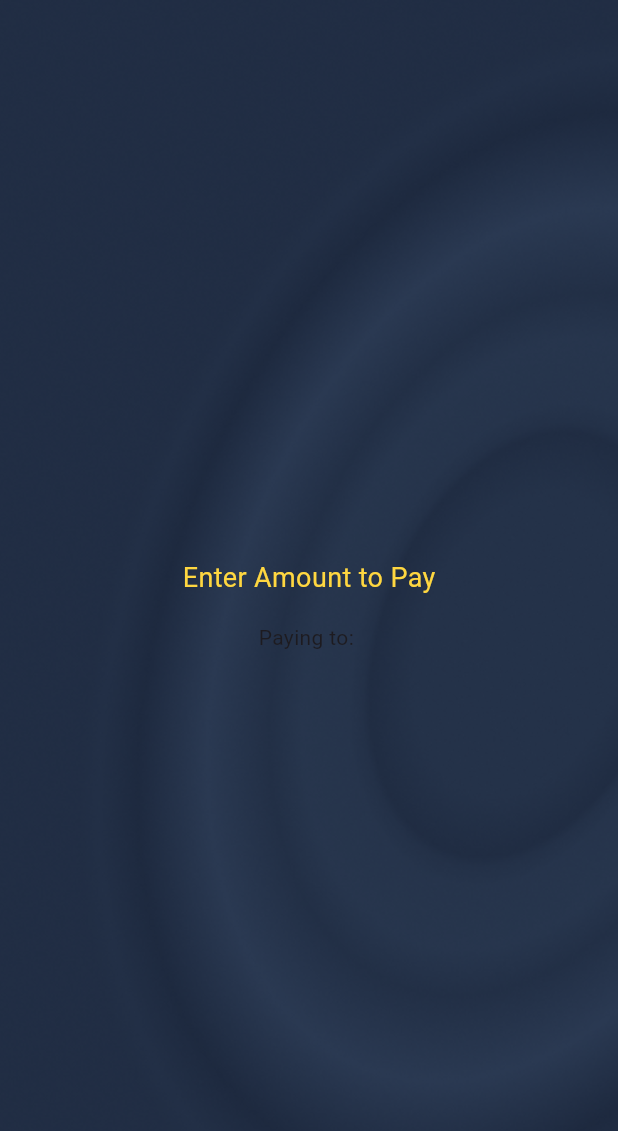
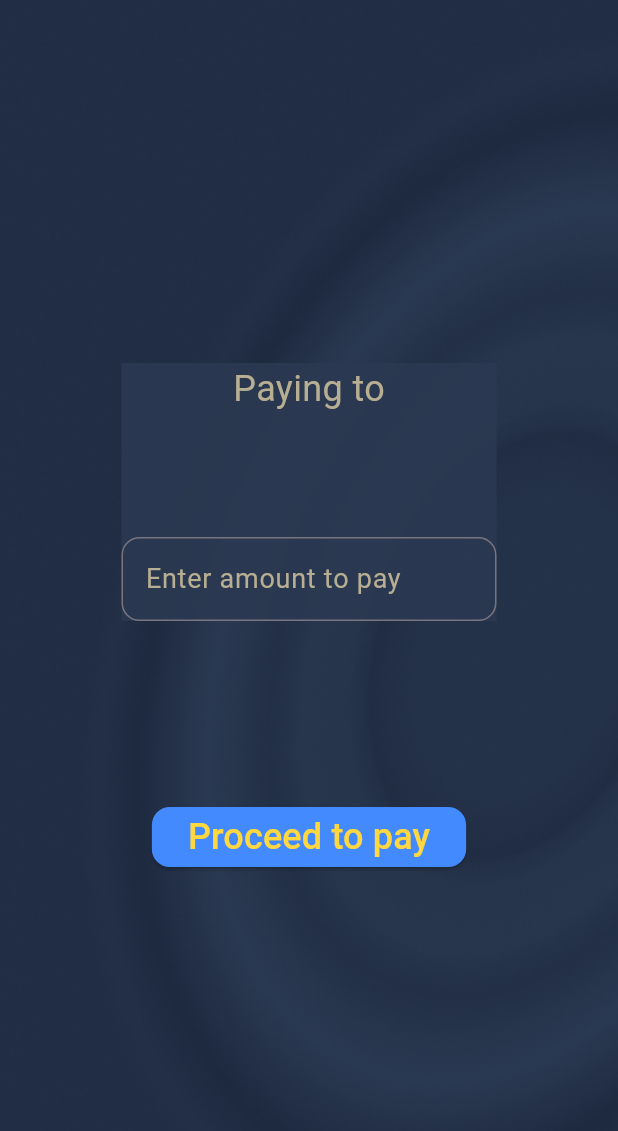
Before and after one commit to Lakshaha/Spendalysis, a Flutter app: the screen it shows after launch, after a tap on "Proceed to pay", on a phone screen of 412 x 824 dp. Shown: the top 1131 px of the screen. Run offline on Flutter 3.47's test engine with Material 3 defaults, Android fonts, the light colour scheme and no system bars; our stand-ins replace hive, hive_flutter; missing offline and left inert: mobile_scanner; accounts and stored records are empty.

Commit message:
payment scree working, now back end to starting

```diff
--- a/lib/screens/payment_Screen.dart
+++ b/lib/screens/payment_Screen.dart
@@ -1,4 +1,5 @@
 import 'package:flutter/material.dart';
+import 'package:url_launcher/url_launcher.dart';
 
 class PaymentScreen extends StatefulWidget {
   final String upiId;
@@ -15,6 +16,42 @@ class PaymentScreen extends StatefulWidget {
 }
 
 class _PaymentScreenState extends State<PaymentScreen> {
+  final TextEditingController amountController = TextEditingController();
+
+  Future<void> makePayemnt() async {
+    String amount = amountController.text.trim();
+
+    if (amount.isEmpty) {
+      ScaffoldMessenger.of(
+        context,
+      ).showSnackBar(const SnackBar(content: Text("Enter Amount to Pay")));
+      return;
+    }
+
+    final Uri upiUri = Uri.parse(
+      "upi://pay"
+      "?pa=${widget.upiId}"
+      "&pn=${widget.merchantName}"
+      "&am=$amount"
+      "&cu=INR"
+      "&tn=Payment",
+    );
+
+    try {
+      await launchUrl(upiUri, mode: LaunchMode.externalApplication);
+    } catch (e) {
+      ScaffoldMessenger.of(
+        context,
+      ).showSnackBar(SnackBar(content: Text("Could not launch UPI app")));
+    }
+  }
+
+  @override
+  void dispose() {
+    amountController.dispose();
+    super.dispose();
+  }
+
   @override
   Widget build(BuildContext context) {
     return Scaffold(
@@ -28,27 +65,61 @@ class _PaymentScreenState extends State<PaymentScreen> {
               fit: BoxFit.cover,
             ),
           ),
-          child: Container(
-            alignment: AlignmentDirectional.center,
-            child: Container(
-              decoration: BoxDecoration(color: Colors.transparent),
-              height: 100,
-              width: 200,
-              child: Padding(
-                padding: EdgeInsetsGeometry.all(10),
+          child: Column(
+            mainAxisAlignment: MainAxisAlignment.center,
+
+            children: [
+              Container(
+                width: 250,
+                decoration: BoxDecoration(color: Color(0xE62A3951)),
                 child: Column(
                   children: [
                     Text(
-                      "Enter Amount to Pay",
-                      style: TextStyle(fontSize: 18, color: Colors.amberAccent),
+                      "Paying to",
+                      style: TextStyle(fontSize: 24, color: Color(0xFFB8AF93)),
                     ),
-                    Spacer(),
-                    Text("Paying to: ${widget.merchantName}"),
-                    Spacer(),
+                    Text(
+                      widget.merchantName,
+                      style: TextStyle(fontSize: 18, color: Color(0xFFB8AF93)),
+                    ),
+                    Text(
+                      widget.upiId,
+                      style: TextStyle(fontSize: 18, color: Color(0xFFB8AF93)),
+                    ),
+
+                    SizedBox(height: 30),
+                    TextField(
+                      controller: amountController,
+                      keyboardType: TextInputType.numberWithOptions(),
+                      decoration: InputDecoration(
+                        labelText: "Enter amount to pay",
+                        labelStyle: TextStyle(
+                          fontSize: 18,
+                          color: Color(0xFFB8AF93),
+                        ),
+                        border: OutlineInputBorder(
+                          borderRadius: BorderRadius.circular(12),
+                        ),
+                      ),
+                    ),
                   ],
                 ),
               ),
-            ),
+              SizedBox(height: 120),
+              ElevatedButton(
+                onPressed: makePayemnt,
+                style: ElevatedButton.styleFrom(
+                  backgroundColor: Colors.blueAccent,
+                  shape: RoundedRectangleBorder(
+                    borderRadius: BorderRadiusGeometry.circular(12),
+                  ),
+                ),
+                child: Text(
+                  "Proceed to pay",
+                  style: TextStyle(fontSize: 24, color: Colors.amberAccent),
+                ),
+              ),
+            ],
           ),
         ),
       ),
--- a/lib/screens/qr_screen.dart
+++ b/lib/screens/qr_screen.dart
@@ -47,12 +47,36 @@ class _QrScreenState extends State<QrScreen> {
               }
             },
           ),
+          if (isScanned)
+            Align(
+              alignment: Alignment(0, 0.8),
+              child: Container(
+                alignment: Alignment(0, 0.8),
+
+                child: Container(
+                  decoration: BoxDecoration(
+                    color: Colors.white,
+                    borderRadius: BorderRadius.circular(20),
+                  ),
+                  child: Padding(
+                    padding: EdgeInsetsGeometry.all(5),
+                    child: Text(
+                      "upiID: $upiID\nMerchant: $Merchant",
+                      style: TextStyle(fontSize: 18, color: Colors.black),
+                    ),
+                  ),
+                ),
+              ),
+            ),
+
           Align(
             alignment: AlignmentGeometry.xy(0, 0.7),
             child: Padding(
               padding: EdgeInsetsGeometry.only(bottom: 40),
               child: ElevatedButton(
-                style: ElevatedButton.styleFrom(backgroundColor: Colors.white),
+                style: ElevatedButton.styleFrom(
+                  backgroundColor: Color(0xFFB8AF93),
+                ),
                 onPressed: () {
                   Navigator.push(
                     context,
@@ -69,29 +93,6 @@ class _QrScreenState extends State<QrScreen> {
               ),
             ),
           ),
-          if (isScanned)
-            Align(
-              alignment: Alignment(0, 0.8),
-              child: Container(
-                alignment: Alignment(0, 0.8),
-                height: 200,
-                width: 400,
-
-                child: Container(
-                  decoration: BoxDecoration(
-                    color: Colors.white,
-                    borderRadius: BorderRadius.circular(20),
-                  ),
-                  child: Padding(
-                    padding: EdgeInsetsGeometry.all(5),
-                    child: Text(
-                      "upiID: $upiID\nMerchant: $Merchant",
-                      style: TextStyle(fontSize: 18, color: Colors.black),
-                    ),
-                  ),
-                ),
-              ),
-            ),
         ],
       ),
     );
--- a/pubspec.yaml
+++ b/pubspec.yaml
@@ -38,6 +38,7 @@ dependencies:
   hive_flutter: ^1.1.0
   qr_flutter: ^4.1.0
   mobile_scanner: ^7.2.0
+  url_launcher: ^6.3.2
 
 dev_dependencies:
   flutter_test:
```
Also changed, not shown: pubspec.lock, 5 other files.
